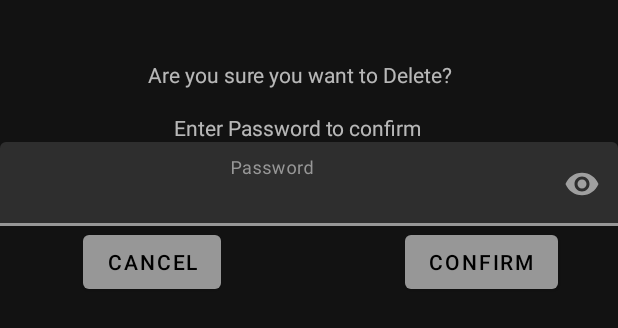
After one commit to IzaacDoyle/12Pubs, an Android app: the layout custom_delete_dialogbox.xml on its own in the app's theme, with its tools: preview values and no code run, on a phone screen of 412 x 824 dp. The commit adds this screen. Shown: the top 328 px of the screen. Run offline under Robolectric (Android 15) with nearby library versions, the phone set to English and light mode, and no system bars.

Commit message:
add Delete account for Non Google signins

```diff
--- a/app/src/main/java/Izaac/Doyle/PubsApp/Helpers/onDataPasser.kt
+++ b/app/src/main/java/Izaac/Doyle/PubsApp/Helpers/onDataPasser.kt
@@ -1,6 +1,7 @@
 package Izaac.Doyle.PubsApp.Helpers
 
 import android.app.Activity
+import android.app.Dialog
 import android.view.View
 
 interface onDataPasser {
@@ -10,4 +11,5 @@ interface onDataPasser {
 
     fun changeBottomSheet(sheetActive:String)
     fun CreatingAccount(info:String,email:String)
+   // fun dialogBoxShare(dialog: Dialog)
 }
--- a/app/src/main/java/Izaac/Doyle/PubsApp/Models/AccountStore.kt
+++ b/app/src/main/java/Izaac/Doyle/PubsApp/Models/AccountStore.kt
@@ -1,10 +1,16 @@
 package Izaac.Doyle.PubsApp.Models
 
 import android.app.Activity
+import android.app.Dialog
+import android.view.View
+import com.google.firebase.auth.FirebaseUser
+import com.google.firebase.auth.UserInfo
 
 interface AccountStore{
     fun SignIn(Account: AccountModel)
     fun SignOut(activity: Activity)
     fun UpdateAccount(Account: AccountModel)
     fun LoginCreate(Email:String,Password: String,Username:String,activity: Activity)
+    fun GoogleSignIn(idToken: String?,activity: Activity)
+    fun ReAuth(email:String,password:String,info: String)
 }
--- a/app/src/main/res/layout/account_bottom_dialog.xml
+++ b/app/src/main/res/layout/account_bottom_dialog.xml
@@ -17,7 +17,7 @@
         android:orientation="horizontal">
 
         <TextView
-            android:id="@+id/editTextTextMultiLine2"
+            android:id="@+id/loginTopText"
             android:layout_width="match_parent"
             android:layout_height="wrap_content"
             android:layout_weight="2"
--- a/app/src/main/res/layout/account_create_bottom_dialog.xml
+++ b/app/src/main/res/layout/account_create_bottom_dialog.xml
@@ -32,7 +32,7 @@
                 android:orientation="horizontal">
 
                 <TextView
-                    android:id="@+id/editTextTextMultiLine2"
+                    android:id="@+id/loginTopText"
                     android:layout_width="match_parent"
                     android:layout_height="wrap_content"
                     android:layout_weight="2"
@@ -90,7 +90,7 @@
                     android:layout_height="wrap_content"
                     android:background="@color/Background_color"
                     android:ems="10"
-                    android:inputType="text"
+                    android:inputType="text|textEmailAddress"
                     android:paddingStart="3dp"
                     android:paddingLeft="0dp"
                     app:hintEnabled="true" />
--- /dev/null
+++ b/app/src/main/res/layout/custom_delete_dialogbox.xml
@@ -0,0 +1,80 @@
+<?xml version="1.0" encoding="utf-8"?>
+<androidx.constraintlayout.widget.ConstraintLayout xmlns:android="http://schemas.android.com/apk/res/android"
+    xmlns:app="http://schemas.android.com/apk/res-auto"
+    xmlns:tools="http://schemas.android.com/tools"
+    android:layout_width="match_parent"
+    android:layout_height="wrap_content">
+
+    <TextView
+        android:id="@+id/textView2"
+        android:layout_width="wrap_content"
+        android:layout_height="wrap_content"
+        android:layout_marginTop="16dp"
+        android:text="Enter Password to confirm"
+        app:layout_constraintEnd_toEndOf="parent"
+        app:layout_constraintHorizontal_bias="0.47"
+        app:layout_constraintStart_toStartOf="parent"
+        app:layout_constraintTop_toBottomOf="@+id/textView4" />
+
+    <TextView
+        android:id="@+id/textView4"
+        android:layout_width="wrap_content"
+        android:layout_height="wrap_content"
+        android:layout_marginTop="40dp"
+        android:text="Are you sure you want to Delete?"
+        app:layout_constraintEnd_toEndOf="parent"
+        app:layout_constraintHorizontal_bias="0.473"
+        app:layout_constraintStart_toStartOf="parent"
+        app:layout_constraintTop_toTopOf="parent" />
+
+    <com.google.android.material.textfield.TextInputLayout
+        android:id="@+id/textInputLayout"
+        android:layout_width="0dp"
+        android:layout_height="wrap_content"
+        android:minHeight="48dp"
+        android:textColor="@color/white"
+        android:textColorHint="@color/white"
+        app:helperTextTextColor="@android:color/holo_red_dark"
+        app:hintEnabled="true"
+        app:layout_constraintEnd_toEndOf="parent"
+        app:layout_constraintStart_toStartOf="parent"
+        app:layout_constraintTop_toBottomOf="@+id/textView2"
+        app:passwordToggleEnabled="true">
+
+        <com.google.android.material.textfield.TextInputEditText
+            android:id="@+id/dialog_password_box"
+            android:layout_width="match_parent"
+            android:layout_height="wrap_content"
+            android:gravity="center"
+            android:hint="Password"
+            android:inputType="textPassword"
+            android:paddingStart="3dp"
+            android:paddingLeft="0dp"
+            app:hintEnabled="true" />
+    </com.google.android.material.textfield.TextInputLayout>
+
+    <Button
+        android:id="@+id/dialog_confirm"
+        android:layout_width="wrap_content"
+        android:layout_height="wrap_content"
+        android:layout_marginEnd="40dp"
+        android:text="Confirm"
+        app:layout_constraintBottom_toBottomOf="parent"
+        app:layout_constraintEnd_toEndOf="parent"
+        app:layout_constraintTop_toBottomOf="@+id/textInputLayout" />
+
+    <Button
+        android:id="@+id/dialog_cancel"
+        android:layout_width="wrap_content"
+        android:layout_height="wrap_content"
+        android:layout_marginStart="40dp"
+        android:layout_marginEnd="40dp"
+        android:text="cancel"
+        app:layout_constraintBottom_toBottomOf="parent"
+        app:layout_constraintEnd_toStartOf="@+id/dialog_confirm"
+        app:layout_constraintHorizontal_bias="0.156"
+        app:layout_constraintStart_toStartOf="parent"
+        app:layout_constraintTop_toBottomOf="@+id/textInputLayout"
+        app:layout_constraintVertical_bias="0.0" />
+
+</androidx.constraintlayout.widget.ConstraintLayout>
--- a/app/src/main/res/layout/drawer_bottom_login_create.xml
+++ b/app/src/main/res/layout/drawer_bottom_login_create.xml
@@ -38,7 +38,7 @@
                 android:layout_weight="2"
                 android:gravity="center|start"
                 android:text="Login"
-                android:textAlignment="center" />
+                android:textAlignment="viewStart" />
         </LinearLayout>
 
         <LinearLayout
--- a/build.gradle
+++ b/build.gradle
@@ -5,7 +5,7 @@ buildscript {
         mavenCentral()
     }
     dependencies {
-        classpath 'com.android.tools.build:gradle:7.1.0'
+        classpath 'com.android.tools.build:gradle:7.1.1'
         classpath "org.jetbrains.kotlin:kotlin-gradle-plugin:1.6.10"
         classpath 'com.google.gms:google-services:4.3.10'
         classpath("com.google.android.libraries.mapsplatform.secrets-gradle-plugin:secrets-gradle-plugin:2.0.0")
```
Also changed, not shown: app/src/main/java/Izaac/Doyle/PubsApp/Firebase/FBAccount.kt (+40 -8 lines), app/src/main/java/Izaac/Doyle/PubsApp/Models/AccountMemStore.kt (+13 -5 lines), app/src/main/java/Izaac/Doyle/PubsApp/activities/MainActivity.kt (+4 -35 lines), app/src/main/java/Izaac/Doyle/PubsApp/ui/BottomSheet/BottomFragmentCreate.kt (+9 -19 lines), app/src/main/java/Izaac/Doyle/PubsApp/ui/BottomSheet/BottomFragmentLogin.kt (+39 -21 lines), app/src/main/java/Izaac/Doyle/PubsApp/ui/Settings/SettingsFragment.kt (+84 -18 lines), app/src/main/res/menu/settings_menu.xml (+9 -2 lines), app/src/main/res/drawable-hdpi/ic_update_user_data.png (added), app/src/main/res/drawable-mdpi/ic_update_user_data.png (added), app/src/main/res/drawable-xhdpi/ic_update_user_data.png (added), app/src/main/res/drawable-xxhdpi/ic_update_user_data.png (added), app/src/main/res/drawable-xxxhdpi/ic_update_user_data.png (added).
